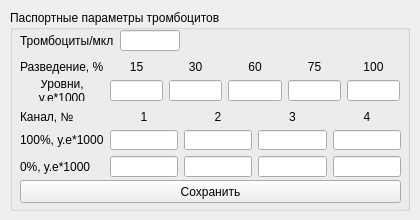
First picture: the form in param.ui, repository krang4d/Agrekola, before the edit.
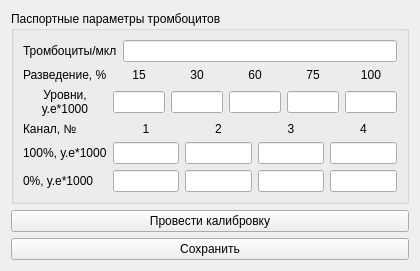
Second picture: the form after the edit.

```diff
--- a/param.ui
+++ b/param.ui
@@ -7,46 +7,34 @@
     <x>0</x>
     <y>0</y>
     <width>420</width>
-    <height>220</height>
+    <height>257</height>
    </rect>
   </property>
   <property name="windowTitle">
    <string>Form</string>
   </property>
-  <widget class="QLabel" name="label">
-   <property name="geometry">
-    <rect>
-     <x>40</x>
-     <y>50</y>
-     <width>190</width>
-     <height>13</height>
-    </rect>
-   </property>
-   <property name="text">
-    <string/>
-   </property>
-  </widget>
+  <layout class="QVBoxLayout" name="verticalLayout_2">
+   <item>
   <widget class="QGroupBox" name="groupBox">
-   <property name="geometry">
-    <rect>
-     <x>10</x>
-     <y>10</y>
-     <width>400</width>
-     <height>201</height>
-    </rect>
-   </property>
    <property name="title">
     <string>Паспортные параметры тромбоцитов</string>
    </property>
-   <widget class="QWidget" name="gridLayoutWidget">
-    <property name="geometry">
-     <rect>
-      <x>10</x>
-      <y>50</y>
-      <width>380</width>
-      <height>41</height>
-     </rect>
-    </property>
+     <layout class="QVBoxLayout" name="verticalLayout">
+      <item>
+       <layout class="QHBoxLayout" name="horizontalLayout">
+        <item>
+         <widget class="QLabel" name="label_2">
+          <property name="text">
+           <string>Тромбоциты/мкл</string>
+          </property>
+         </widget>
+        </item>
+        <item>
+         <widget class="QLineEdit" name="lineEdit_6"/>
+        </item>
+       </layout>
+      </item>
+      <item>
     <layout class="QGridLayout" name="gridLayout">
      <item row="0" column="0">
       <widget class="QLabel" name="label_3">
@@ -132,38 +120,8 @@
       <widget class="QLineEdit" name="lineEdit_5"/>
      </item>
     </layout>
-   </widget>
-   <widget class="QWidget" name="horizontalLayoutWidget">
-    <property name="geometry">
-     <rect>
-      <x>10</x>
-      <y>20</y>
-      <width>160</width>
-      <height>21</height>
-     </rect>
-    </property>
-    <layout class="QHBoxLayout" name="horizontalLayout">
-     <item>
-      <widget class="QLabel" name="label_2">
-       <property name="text">
-        <string>Тромбоциты/мкл</string>
-       </property>
-      </widget>
      </item>
      <item>
-      <widget class="QLineEdit" name="lineEdit_6"/>
-     </item>
-    </layout>
-   </widget>
-   <widget class="QWidget" name="gridLayoutWidget_2">
-    <property name="geometry">
-     <rect>
-      <x>10</x>
-      <y>100</y>
-      <width>381</width>
-      <height>67</height>
-     </rect>
-    </property>
     <layout class="QGridLayout" name="gridLayout_2">
      <item row="0" column="0">
       <widget class="QLabel" name="label_10">
@@ -251,21 +209,25 @@
       <widget class="QLineEdit" name="lineEdit_14"/>
      </item>
     </layout>
-   </widget>
+      </item>
+     </layout>
+    </widget>
+   </item>
+   <item>
+    <widget class="QPushButton" name="pushButton_2">
+     <property name="text">
+      <string>Провести калибровку</string>
+     </property>
+    </widget>
+   </item>
+   <item>
    <widget class="QPushButton" name="pushButton">
-    <property name="geometry">
-     <rect>
-      <x>10</x>
-      <y>170</y>
-      <width>381</width>
-      <height>23</height>
-     </rect>
-    </property>
     <property name="text">
      <string>Сохранить</string>
     </property>
    </widget>
-  </widget>
+   </item>
+  </layout>
  </widget>
  <resources/>
  <connections/>
```
Lines whose indentation alone changed are shown as unchanged.
